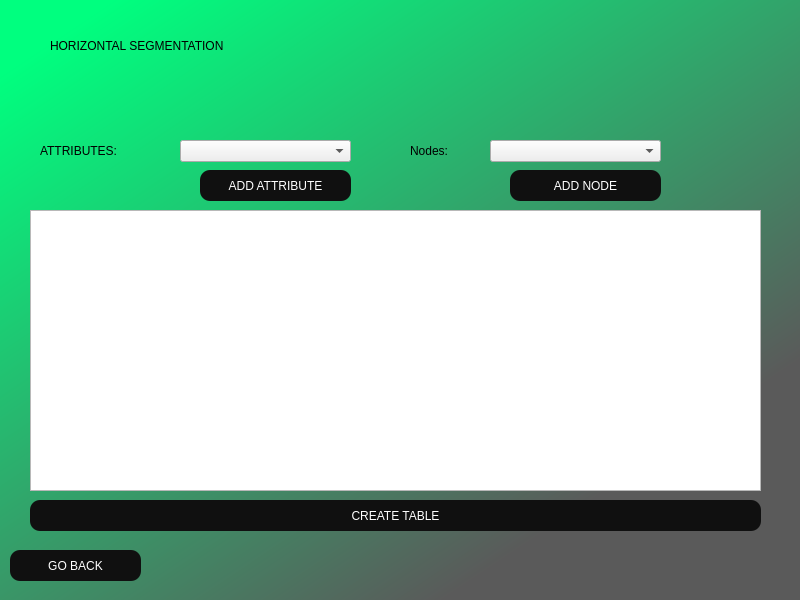
Old version of the form GUI/horizontalWindow.ui in the repository Solis-Steven/databaseProject2.
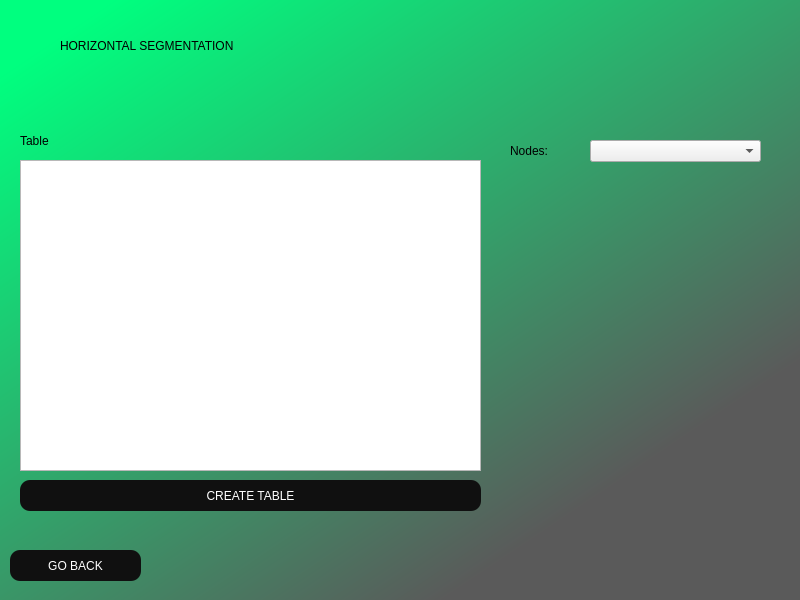
New version of the form.

Commit message: horizontal segmentation changes

Diff of the .ui file:
```diff
--- a/GUI/horizontalWindow.ui
+++ b/GUI/horizontalWindow.ui
@@ -34,7 +34,7 @@
    <widget class="QLabel" name="label">
     <property name="geometry">
      <rect>
-      <x>50</x>
+      <x>60</x>
       <y>0</y>
       <width>691</width>
       <height>91</height>
@@ -48,10 +48,27 @@
      <string>HORIZONTAL SEGMENTATION</string>
     </property>
    </widget>
+   <widget class="QLabel" name="lblTableName">
+    <property name="geometry">
+     <rect>
+      <x>20</x>
+      <y>120</y>
+      <width>81</width>
+      <height>41</height>
+     </rect>
+    </property>
+    <property name="styleSheet">
+     <string notr="true">font: 75 20pt &quot;Arial&quot;;
+color: black;</string>
+    </property>
+    <property name="text">
+     <string>Table</string>
+    </property>
+   </widget>
    <widget class="QLabel" name="lblNodes">
     <property name="geometry">
      <rect>
-      <x>410</x>
+      <x>510</x>
       <y>130</y>
       <width>81</width>
       <height>41</height>
@@ -68,9 +85,9 @@
    <widget class="QPushButton" name="btnGenerate">
     <property name="geometry">
      <rect>
-      <x>30</x>
-      <y>500</y>
-      <width>731</width>
+      <x>20</x>
+      <y>480</y>
+      <width>461</width>
       <height>31</height>
      </rect>
     </property>
@@ -89,7 +106,7 @@
    <widget class="QComboBox" name="cbNodes">
     <property name="geometry">
      <rect>
-      <x>490</x>
+      <x>590</x>
       <y>140</y>
       <width>171</width>
       <height>22</height>
@@ -120,89 +137,17 @@
      <string>GO BACK</string>
     </property>
    </widget>
-   <widget class="QPushButton" name="btnAddNode">
+   <widget class="QTextEdit" name="inputTable">
     <property name="geometry">
      <rect>
-      <x>510</x>
-      <y>170</y>
-      <width>151</width>
-      <height>31</height>
+      <x>20</x>
+      <y>160</y>
+      <width>461</width>
+      <height>311</height>
      </rect>
     </property>
     <property name="styleSheet">
-     <string notr="true">border-radius: 10px;
-font: 12pt &quot;Arial&quot;;
-background-color: rgb(16, 16, 16);
-color: rgb(255, 255, 255);
-
-</string>
-    </property>
-    <property name="text">
-     <string>ADD NODE</string>
-    </property>
-   </widget>
-   <widget class="QLabel" name="lblTableName_2">
-    <property name="geometry">
-     <rect>
-      <x>40</x>
-      <y>130</y>
-      <width>131</width>
-      <height>41</height>
-     </rect>
-    </property>
-    <property name="styleSheet">
-     <string notr="true">font: 75 16pt &quot;Arial&quot;;
-color: black;</string>
-    </property>
-    <property name="text">
-     <string>ATTRIBUTES:</string>
-    </property>
-   </widget>
-   <widget class="QListWidget" name="lstNodes_2">
-    <property name="geometry">
-     <rect>
-      <x>30</x>
-      <y>210</y>
-      <width>731</width>
-      <height>281</height>
-     </rect>
-    </property>
-    <property name="styleSheet">
-     <string notr="true">font: 16pt &quot;Arial&quot;;</string>
-    </property>
-   </widget>
-   <widget class="QComboBox" name="cbNodes_2">
-    <property name="geometry">
-     <rect>
-      <x>180</x>
-      <y>140</y>
-      <width>171</width>
-      <height>22</height>
-     </rect>
-    </property>
-    <property name="styleSheet">
-     <string notr="true">font: 12pt &quot;Arial&quot;;</string>
-    </property>
-   </widget>
-   <widget class="QPushButton" name="btnAddNode_2">
-    <property name="geometry">
-     <rect>
-      <x>200</x>
-      <y>170</y>
-      <width>151</width>
-      <height>31</height>
-     </rect>
-    </property>
-    <property name="styleSheet">
-     <string notr="true">border-radius: 10px;
-font: 12pt &quot;Arial&quot;;
-background-color: rgb(16, 16, 16);
-color: rgb(255, 255, 255);
-
-</string>
-    </property>
-    <property name="text">
-     <string>ADD ATTRIBUTE</string>
+     <string notr="true">font: 14pt &quot;Arial&quot;;</string>
     </property>
    </widget>
   </widget>
```
Left out of the diff: 2 changed lines with no effect on the pictures. The commit also changes 3 other files.
